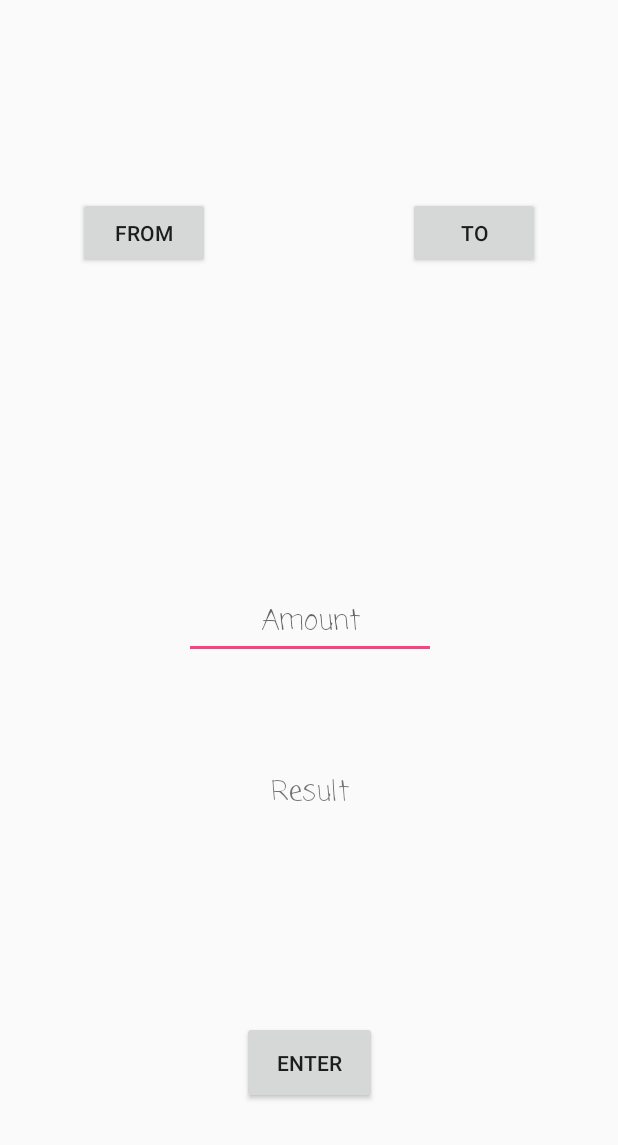
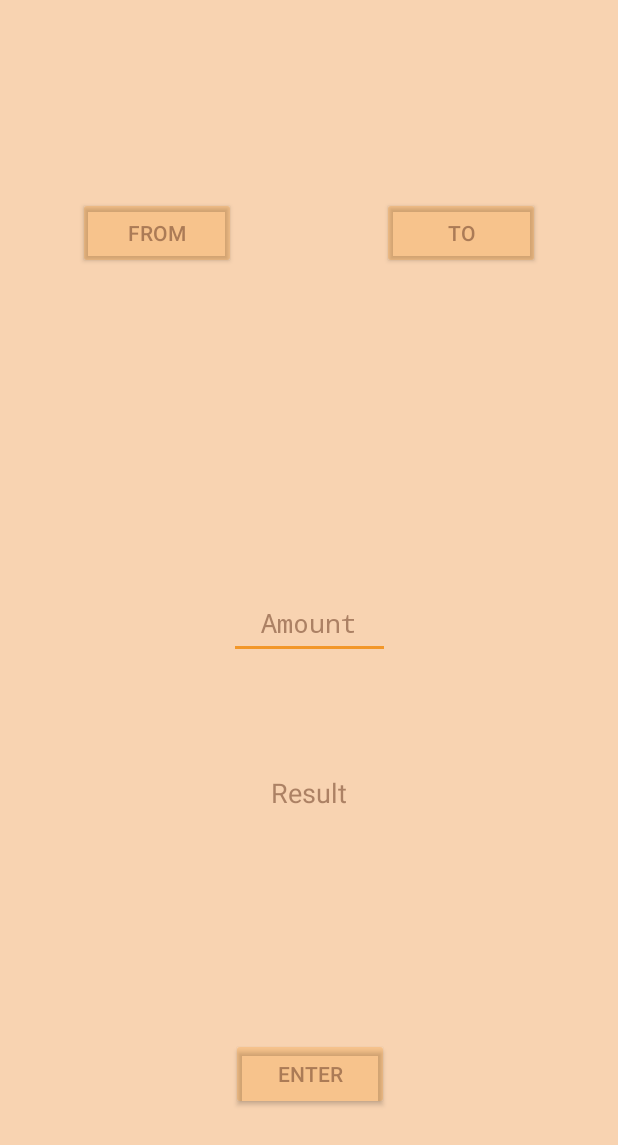
Before and after one commit to DPuddinu/XMLreader, an Android app: the layout activity_main.xml on its own in the app's theme, with its tools: preview values and no code run, on a phone screen of 412 x 824 dp. Shown: the top 1145 px of the screen. Run offline under Robolectric (Android 15) with nearby library versions, the phone set to English and light mode, and no system bars; network calls fail.

```diff
--- a/app/src/main/AndroidManifest.xml
+++ b/app/src/main/AndroidManifest.xml
@@ -1,7 +1,7 @@
 <?xml version="1.0" encoding="utf-8"?>
 <manifest xmlns:android="http://schemas.android.com/apk/res/android"
     package="com.example.dario.xmlreader">
-
+    <uses-permission android:name="android.permission.INTERNET"/>
     <application
         android:allowBackup="true"
         android:icon="@mipmap/ic_launcher"
@@ -9,7 +9,9 @@
         android:roundIcon="@mipmap/ic_launcher_round"
         android:supportsRtl="true"
         android:theme="@style/AppTheme">
+
         <activity android:name=".MainActivity">
+
             <intent-filter>
                 <action android:name="android.intent.action.MAIN" />
 
@@ -17,5 +19,5 @@
             </intent-filter>
         </activity>
     </application>
-    <uses-permission android:name="android.permission.INTERNET"/>
+
 </manifest>
--- a/app/src/main/res/layout/activity_main.xml
+++ b/app/src/main/res/layout/activity_main.xml
@@ -4,17 +4,23 @@
     xmlns:tools="http://schemas.android.com/tools"
     android:layout_width="match_parent"
     android:layout_height="match_parent"
+    android:background="#4ef17a0a"
     tools:context=".MainActivity">
+
 
     <TextView
         android:id="@+id/tvRisultato"
-        android:layout_width="106dp"
+        android:layout_width="107dp"
         android:layout_height="41dp"
-        android:fontFamily="casual"
+        android:backgroundTint="#38f1890a"
+        android:fontFamily="sans-serif"
         android:gravity="center_vertical"
         android:text="@string/mytv"
         android:textAlignment="center"
+        android:textColor="#a17f5138"
+        android:textColorHint="#a17f5138"
         android:textSize="18sp"
+        android:typeface="monospace"
         app:layout_constraintBottom_toBottomOf="parent"
         app:layout_constraintHorizontal_bias="0.501"
         app:layout_constraintLeft_toLeftOf="parent"
@@ -24,24 +30,27 @@
 
     <Button
         android:id="@+id/invio"
-        android:layout_width="0dp"
-        android:layout_height="55dp"
-        android:layout_marginBottom="88dp"
+        android:layout_width="105dp"
+        android:layout_height="wrap_content"
+        android:layout_marginBottom="84dp"
         android:layout_marginEnd="8dp"
         android:layout_marginStart="8dp"
+        android:backgroundTint="#38f1890a"
         android:text="@string/invio"
+        android:textColor="#a17f5138"
         app:layout_constraintBottom_toBottomOf="parent"
         app:layout_constraintEnd_toEndOf="@+id/tvRisultato"
-        app:layout_constraintHorizontal_bias="0.0"
         app:layout_constraintStart_toStartOf="@+id/tvRisultato" />
 
     <Button
         android:id="@+id/fromButton"
-        android:layout_width="wrap_content"
+        android:layout_width="105dp"
         android:layout_height="wrap_content"
         android:layout_marginStart="52dp"
         android:layout_marginTop="80dp"
+        android:backgroundTint="#38f1890a"
         android:text="@string/inputvalue"
+        android:textColor="#a17f5138"
         app:layout_constraintBottom_toTopOf="@+id/tvRisultato"
         app:layout_constraintStart_toStartOf="parent"
         app:layout_constraintTop_toTopOf="parent"
@@ -49,11 +58,13 @@
 
     <Button
         android:id="@+id/toButton"
-        android:layout_width="wrap_content"
+        android:layout_width="105dp"
         android:layout_height="wrap_content"
         android:layout_marginEnd="52dp"
         android:layout_marginTop="80dp"
+        android:backgroundTint="#38f1890a"
         android:text="@string/outputvalue"
+        android:textColor="#a17f5138"
         app:layout_constraintBottom_toTopOf="@+id/tvRisultato"
         app:layout_constraintEnd_toEndOf="parent"
         app:layout_constraintTop_toTopOf="parent"
@@ -61,13 +72,15 @@
 
     <EditText
         android:id="@+id/etQuantita"
-        android:layout_width="168dp"
+        android:layout_width="107dp"
         android:layout_height="47dp"
+        android:backgroundTint="#cff1890a"
         android:ems="10"
-        android:fontFamily="casual"
         android:hint="@string/quantità"
         android:inputType="number"
         android:textAlignment="center"
+        android:textColorHint="#a17f5138"
+        android:typeface="monospace"
         app:layout_constraintBottom_toTopOf="@+id/tvRisultato"
         app:layout_constraintEnd_toEndOf="parent"
         app:layout_constraintHorizontal_bias="0.502"
```
Also changed, not shown: app/src/main/java/com/example/dario/xmlreader/ChangesCalculator.java (deleted, +0 -34 lines), app/src/main/java/com/example/dario/xmlreader/CurrenciesList.java (renamed from app/src/main/java/com/example/dario/xmlreader/CurrencyControl.java, +11 -3 lines), app/src/main/java/com/example/dario/xmlreader/CurrencyCalculator.java (added, +48 -0 lines), app/src/main/java/com/example/dario/xmlreader/MainActivity.java (+18 -23 lines), app/src/main/java/com/example/dario/xmlreader/PopupMenuControl.java (deleted, +0 -43 lines), app/src/main/java/com/example/dario/xmlreader/UIcontrol.java (+48 -9 lines).
